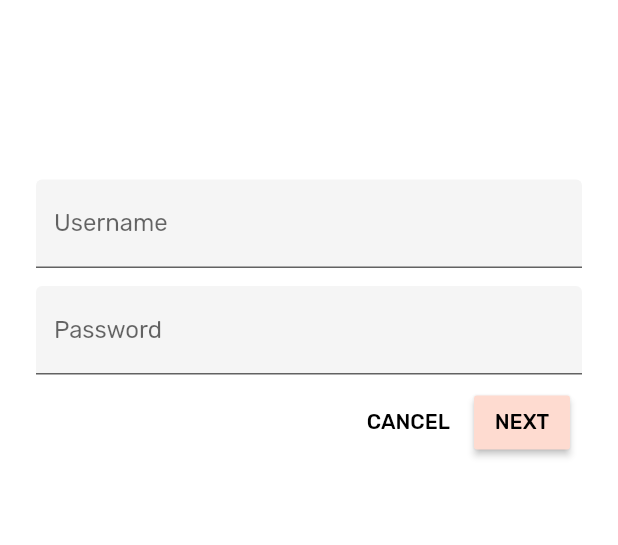
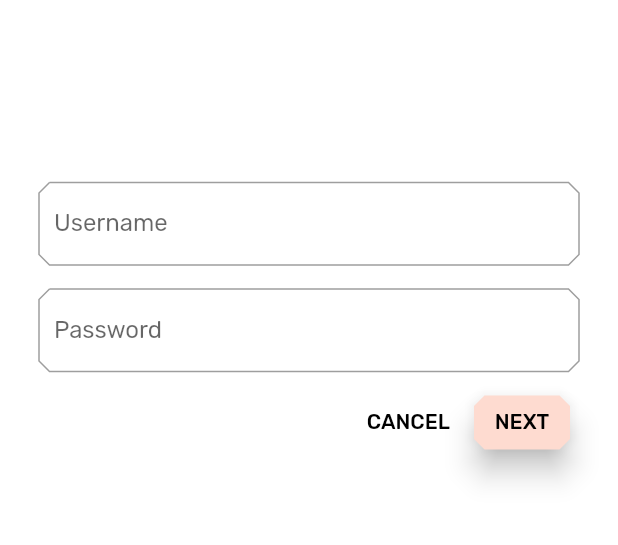
Before and after one commit to Dart-for-Apps/Material-Design-Components-Tutorial, a Flutter app: the screen it shows after launch, after a tap on "CANCEL", on a phone screen of 412 x 824 dp, the part 221-766 px from its top. Run offline on Flutter 3.47's test engine with Material 2 defaults, Android fonts, the phone set to English and light mode, and no system bars.

Commit message:
MD-103 완료

```diff
--- a/lib/app.dart
+++ b/lib/app.dart
@@ -17,6 +17,8 @@ import 'package:flutter/material.dart';
 import 'home.dart';
 import 'login.dart';
 import 'colors.dart';
+
+import 'supplemental/cut_corners_border.dart';
 
 // TODO: Convert ShrineApp to stateful widget (104)
 class ShrineApp extends StatelessWidget {
@@ -73,6 +75,9 @@ ThemeData _buildShrineTheme() {
     primaryIconTheme: base.iconTheme.copyWith(
       color: kShrineBrown900,
     ),
+    inputDecorationTheme: InputDecorationTheme(
+      border: CutCornersBorder(),
+    )
   );
 }
 
--- a/lib/colors.dart
+++ b/lib/colors.dart
@@ -11,3 +11,6 @@ const kShrineErrorRed = const Color(0xFFc5032b);
 
 const kShrineSurfaceWhite = const Color(0xfffffbfa);
 const kShrineBackgroundWhite = Colors.white;
+
+const kShrineAltDarkGrey = const Color(0xff414149);
+const kShrineAltYellow = const Color(0xffffcf44);
--- a/lib/home.dart
+++ b/lib/home.dart
@@ -11,26 +11,24 @@
 // WITHOUT WARRANTIES OR CONDITIONS OF ANY KIND, either express or implied.
 // See the License for the specific language governing permissions and
 // limitations under the License.
-
 import 'package:flutter/material.dart';
 
-import 'package:intl/intl.dart';
+import 'model/products_repository.dart';
 import 'model/product.dart';
-import 'model/products_repository.dart';
+import 'supplemental/asymmetric_view.dart';
 
 class HomePage extends StatelessWidget {
   // TODO: Add a variable for Category (104)
+
   @override
   Widget build(BuildContext context) {
-    // TODO: Return an AsymmetricView (104)
-    // TODO: Pass Category variable to AsymmetricView (104)
+  // TODO: Return an AsymmetricView (104)
+  // TODO: Pass Category variable to AsymmetricView (104)
     return Scaffold(
       appBar: AppBar(
+        brightness: Brightness.light,
         leading: IconButton(
-          icon: Icon(
-            Icons.menu,
-            semanticLabel: 'menu',
-          ),
+          icon: Icon(Icons.menu),
           onPressed: () {
             print('Menu button');
           },
@@ -38,80 +36,20 @@ class HomePage extends StatelessWidget {
         title: Text('SHRINE'),
         actions: <Widget>[
           IconButton(
-            icon: Icon(
-              Icons.search,
-              semanticLabel: 'search',
-            ),
+            icon: Icon(Icons.search),
             onPressed: () {
               print('Search button');
             },
           ),
           IconButton(
-            icon: Icon(
-              Icons.tune,
-              semanticLabel: 'filter',
-            ),
+            icon: Icon(Icons.tune),
             onPressed: () {
               print('Filter button');
             },
-          )
+          ),
         ],
       ),
-      body: GridView.count(
-        crossAxisCount: 2,
-        padding: EdgeInsets.all(16.0),
-        childAspectRatio: 8.0 / 9.0,
-        children: _buildGridCards(context),
-      ),
+      body: AsymmetricView(products: ProductsRepository.loadProducts(Category.all)),
     );
   }
-  List<Card> _buildGridCards(BuildContext context) {
-    List<Product> products = ProductsRepository.loadProducts(Category.all);
-
-    if (products == null || products.isEmpty) {
-      return const <Card>[];
-    }
-
-    final ThemeData theme = Theme.of(context);
-    final NumberFormat formatter = NumberFormat.simpleCurrency(
-      locale: Localizations.localeOf(context).toString());
-
-    return products.map((product) {
-      return Card(
-        child: Column(
-          crossAxisAlignment: CrossAxisAlignment.start,
-          children: <Widget>[
-            AspectRatio(
-              aspectRatio: 18.0 / 11.0,
-              child: Image.asset(
-                product.assetName,
-                package: product.assetPackage,
-                fit: BoxFit.fitWidth,
-              ),
-            ),
-            Padding(
-              padding: EdgeInsets.fromLTRB(16.0, 12.0, 16.0, 12.0),
-              child: Column(
-                crossAxisAlignment: CrossAxisAlignment.start,
-                children: <Widget>[
-                  Text(
-                    product == null ? '' : product.name,
-                    style: theme.textTheme.button,
-                    softWrap: false,
-                    overflow: TextOverflow.ellipsis,
-                    maxLines: 1,
-                  ),
-                  SizedBox(height: 4.0),
-                  Text(
-                    product == null ? '' : formatter.format(product.price),
-                    style: theme.textTheme.caption,
-                  ),
-                ],
-              )
-            )
-          ],
-        )
-      );
-    }).toList();
-  }
 }
--- a/lib/login.dart
+++ b/lib/login.dart
@@ -13,6 +13,7 @@
 // limitations under the License.
 
 import 'package:flutter/material.dart';
+import 'colors.dart';
 
 class LoginPage extends StatefulWidget {
   @override
@@ -40,21 +41,25 @@ class _LoginPageState extends State<LoginPage> {
               ],
             ),
             SizedBox(height: 120.0),
-            TextField(
-              decoration: InputDecoration(
-                filled: true,
-                labelText: 'Username',
+            AccentColorOverride(
+              color: kShrineBrown900,
+              child: TextField(
+                controller: _usernameController,
+                decoration: InputDecoration(
+                  labelText: 'Username',
+                ),
               ),
-              controller: _usernameController,
             ),
             SizedBox(height: 12.0,),
-            TextField(
-              decoration: InputDecoration(
-                filled: true,
-                labelText: 'Password',
+            AccentColorOverride(
+              color:kShrineBrown900,
+              child: TextField(
+                obscureText: true,
+                controller: _passwordController,
+                decoration: InputDecoration(
+                  labelText: 'Password',
+                ),
               ),
-              obscureText: true,
-              controller: _passwordController,
             ),
             ButtonBar(
               children: <Widget>[
@@ -64,9 +69,16 @@ class _LoginPageState extends State<LoginPage> {
                     _usernameController.clear();
                     _passwordController.clear();
                   },
+                  shape: BeveledRectangleBorder(
+                    borderRadius: BorderRadius.all(Radius.circular(7.0)),
+                  ),
                 ),
                 RaisedButton(
                   child: Text('NEXT'),
+                  elevation: 8.0,
+                  shape: BeveledRectangleBorder(
+                    borderRadius: BorderRadius.all(Radius.circular(7.0)),
+                  ),
                   onPressed: () {
                     Navigator.pop(context);
                   },
@@ -81,3 +93,20 @@ class _LoginPageState extends State<LoginPage> {
 }
 
 // TODO: Add AccentColorOverride (103)
+class AccentColorOverride extends StatelessWidget {
+  const AccentColorOverride({Key key, this.color, this.child})
+  :super(key: key);
+  final Color color;
+  final Widget child;
+
+  @override
+  Widget build(BuildContext context) {
+    return Theme(
+      child: child,
+      data: Theme.of(context).copyWith(
+        accentColor: color,
+        brightness: Brightness.dark,
+      ),
+    );
+  }
+}
```
